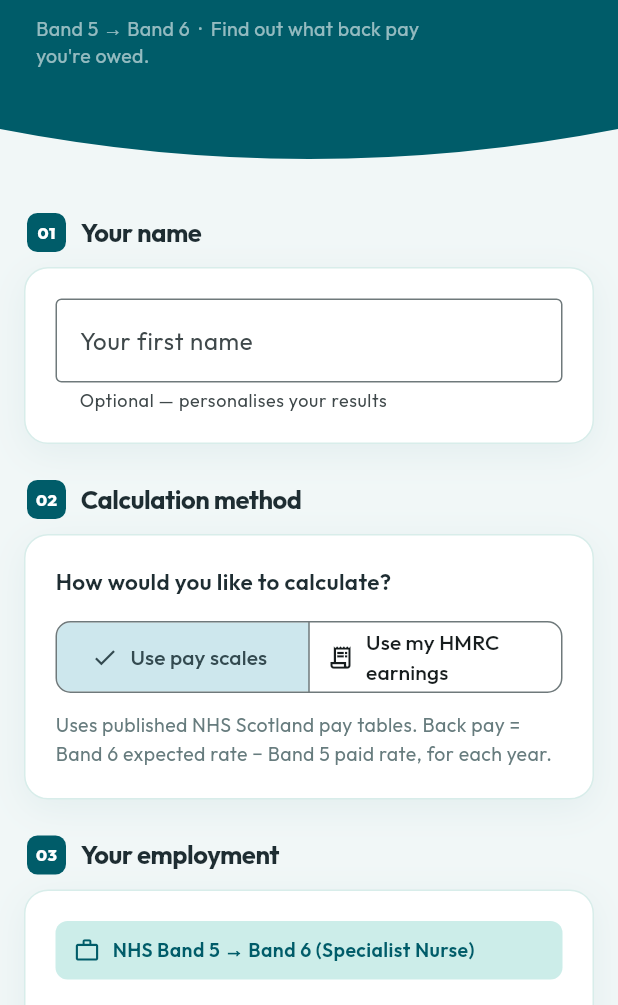
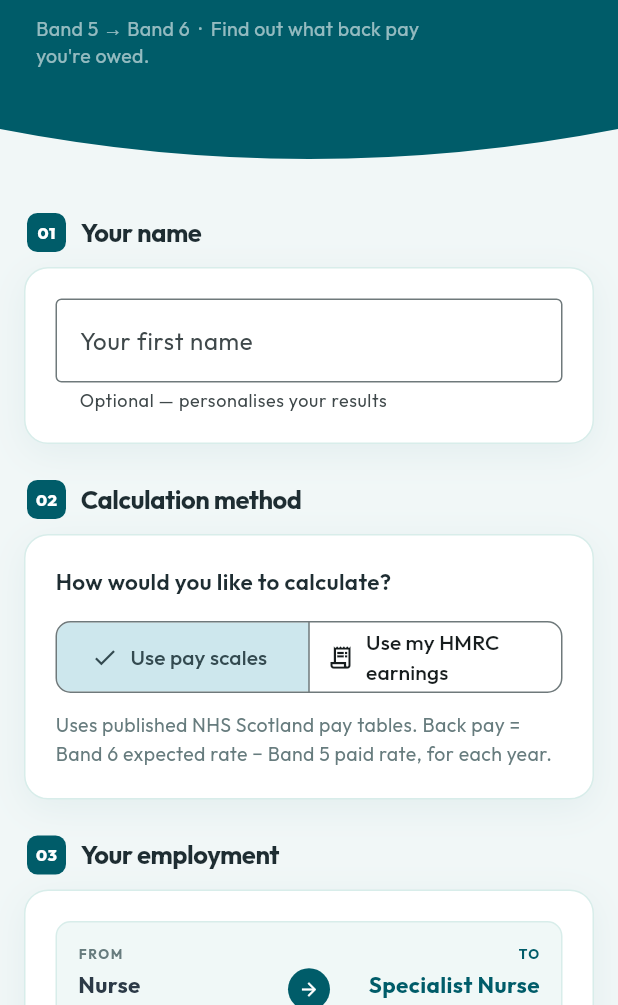
Before and after one commit to neile0/band-5-back-pay-calculator, a Flutter app: the screen it shows after launch, on a phone screen of 412 x 824 dp, the part 231-1236 px from its top. Run offline on Flutter 3.47's test engine with Material 3 defaults, Android fonts, the phone set to English and light mode, and no system bars; our stand-ins replace google_fonts; missing offline and left inert: dart:html.

Commit message:
design: replace band badge with FROM→TO progression card
Shows "Nurse / Band 5" and "Specialist Nurse / Band 6" side-by-side
with a teal arrow between them — makes the pay-grade uplift immediately
clear rather than burying it in a single line of small text.

Co-Authored-By: Claude Sonnet 4.6 <noreply@anthropic.com>

```diff
--- a/lib/calculator_page.dart
+++ b/lib/calculator_page.dart
@@ -431,25 +431,112 @@ class _CalculatorPageState extends State<CalculatorPage>
   Widget _employmentContent() => Column(
         crossAxisAlignment: CrossAxisAlignment.start,
         children: [
+          // FROM → TO progression card
           Container(
             width: double.infinity,
-            padding:
-                const EdgeInsets.symmetric(horizontal: 12, vertical: 10),
+            padding: const EdgeInsets.symmetric(horizontal: 14, vertical: 14),
             decoration: BoxDecoration(
-              color: _mintBadge,
-              borderRadius: BorderRadius.circular(8),
-            ),
-            child: const Row(
+              color: const Color(0xFFF0F8F7),
+              borderRadius: BorderRadius.circular(10),
+              border: Border.all(color: _borderColor, width: 1),
+            ),
+            child: Row(
               children: [
-                Icon(Icons.work_outline, color: _teal, size: 18),
-                SizedBox(width: 8),
+                // FROM
                 Expanded(
-                  child: Text(
-                    'NHS Band 5 → Band 6 (Specialist Nurse)',
-                    style: TextStyle(
-                        fontWeight: FontWeight.w600,
-                        color: _teal,
-                        fontSize: 13),
+                  child: Column(
+                    crossAxisAlignment: CrossAxisAlignment.start,
+                    children: [
+                      const Text(
+                        'FROM',
+                        style: TextStyle(
+                          fontSize: 9,
+                          fontWeight: FontWeight.w700,
+                          color: _textSecondary,
+                          letterSpacing: 1.0,
+                        ),
+                      ),
+                      const SizedBox(height: 4),
+                      const Text(
+                        'Nurse',
+                        style: TextStyle(
+                          fontSize: 15,
+                          fontWeight: FontWeight.w700,
+                          color: Color(0xFF2C3A47),
+                        ),
+                      ),
+                      const SizedBox(height: 3),
+                      Container(
+                        padding: const EdgeInsets.symmetric(
+                            horizontal: 7, vertical: 2),
+                        decoration: BoxDecoration(
+                          color: const Color(0xFFDDECE9),
+                          borderRadius: BorderRadius.circular(4),
+                        ),
+                        child: const Text(
+                          'Band 5',
+                          style: TextStyle(
+                            fontSize: 11,
+                            fontWeight: FontWeight.w600,
+                            color: _textSecondary,
+                          ),
+                        ),
+                      ),
+                    ],
+                  ),
+                ),
+                // Arrow
+                Container(
+                  padding: const EdgeInsets.all(7),
+                  decoration: const BoxDecoration(
+                    color: _teal,
+                    shape: BoxShape.circle,
+                  ),
+                  child: const Icon(Icons.arrow_forward,
+                      color: Colors.white, size: 14),
+                ),
+                // TO
+                Expanded(
+                  child: Column(
+                    crossAxisAlignment: CrossAxisAlignment.end,
+                    children: [
+                      const Text(
+                        'TO',
+                        style: TextStyle(
+                          fontSize: 9,
+                          fontWeight: FontWeight.w700,
+                          color: _teal,
+                          letterSpacing: 1.0,
+                        ),
+                      ),
+                      const SizedBox(height: 4),
+                      const Text(
+                        'Specialist Nurse',
+                        textAlign: TextAlign.end,
+                        style: TextStyle(
+                          fontSize: 15,
+                          fontWeight: FontWeight.w700,
+                          color: _teal,
+                        ),
+                      ),
+                      const SizedBox(height: 3),
+                      Container(
+                        padding: const EdgeInsets.symmetric(
+                            horizontal: 7, vertical: 2),
+                        decoration: BoxDecoration(
+                          color: _mintBadge,
+                          borderRadius: BorderRadius.circular(4),
+                        ),
+                        child: const Text(
+                          'Band 6',
+                          style: TextStyle(
+                            fontSize: 11,
+                            fontWeight: FontWeight.w600,
+                            color: _teal,
+                          ),
+                        ),
+                      ),
+                    ],
                   ),
                 ),
               ],
```
